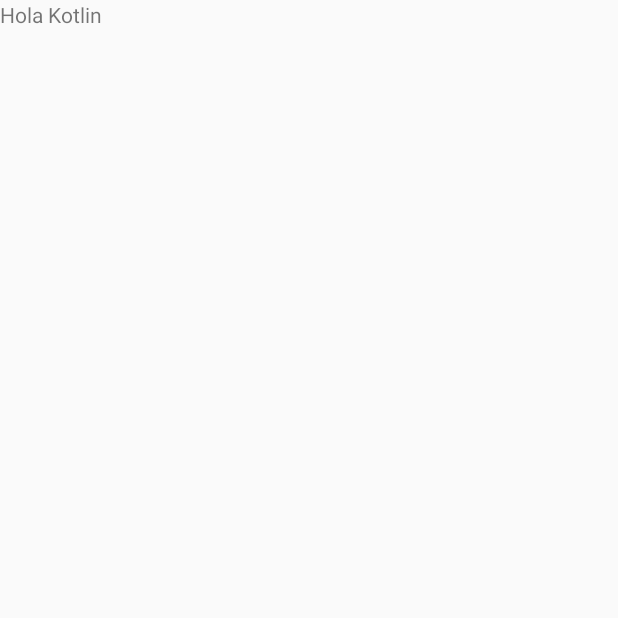
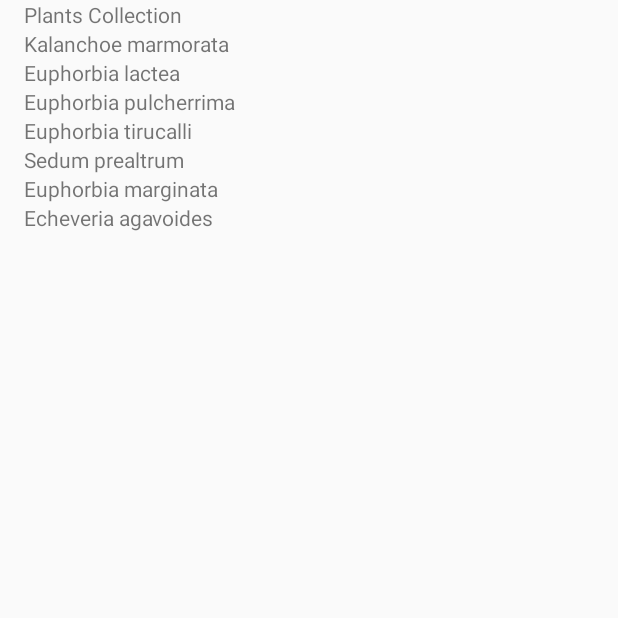
Before and after one commit to BaldoTab/weatherApp, an Android app: the screen it shows after launch (MainActivity), on a phone screen of 412 x 824 dp, the top half of it. Before the commit the part shown is almost empty. Run offline under Robolectric (Android 15) with nearby library versions, the phone set to English and light mode, and no system bars.

Commit message:
Add RecyclerView

```diff
--- /dev/null
+++ b/app/src/main/java/com/baldo/weatherapp/ForecastListAdapter.kt
@@ -0,0 +1,23 @@
+package com.baldo.weatherapp
+
+import android.support.v7.widget.RecyclerView
+import android.view.ViewGroup
+import android.widget.TextView
+
+class ForecastListAdapter(val items: List<String>) :
+        RecyclerView.Adapter<ForecastListAdapter.ViewHolder>() {
+
+    override fun onCreateViewHolder(parent: ViewGroup, viewType: Int): ViewHolder {
+        return ViewHolder(TextView(parent.context))
+    }
+
+    override fun onBindViewHolder(holder: ViewHolder, position: Int) {
+        holder.textView.text = items[position]
+    }
+
+    override fun getItemCount(): Int {
+        return items.size
+    }
+
+    class ViewHolder(val textView: TextView) : RecyclerView.ViewHolder(textView)
+}
--- a/app/src/main/java/com/baldo/weatherapp/MainActivity.kt
+++ b/app/src/main/java/com/baldo/weatherapp/MainActivity.kt
@@ -3,16 +3,32 @@ package com.baldo.weatherapp
 import android.os.Bundle
 import android.support.design.widget.Snackbar
 import android.support.v7.app.AppCompatActivity
+import android.support.v7.widget.LinearLayoutManager
+import android.support.v7.widget.RecyclerView
 
 import kotlinx.android.synthetic.main.activity_main.*
 
 class MainActivity : AppCompatActivity() {
 
+    private val items = listOf(
+        "Kalanchoe marmorata",
+        "Euphorbia lactea",
+        "Euphorbia pulcherrima",
+        "Euphorbia tirucalli",
+        "Sedum prealtrum",
+        "Euphorbia marginata",
+        "Echeveria agavoides"
+    )
+
     override fun onCreate(savedInstanceState: Bundle?) {
         super.onCreate(savedInstanceState)
         setContentView(R.layout.activity_main)
 
-        txtDisplay.text = "Hola Kotlin"
+        txtDisplay.text = "Plants Collection"
+
+        val forecastList = findViewById(R.id.listForecast) as RecyclerView
+        forecastList.layoutManager = LinearLayoutManager(this)
+        forecastList.adapter = ForecastListAdapter(items)
     }
 
 }
--- a/app/src/main/res/layout/activity_main.xml
+++ b/app/src/main/res/layout/activity_main.xml
@@ -1,19 +1,21 @@
 <?xml version="1.0" encoding="utf-8"?>
-<android.support.design.widget.CoordinatorLayout xmlns:android="http://schemas.android.com/apk/res/android"
-    xmlns:app="http://schemas.android.com/apk/res-auto"
+<LinearLayout xmlns:android="http://schemas.android.com/apk/res/android"
     xmlns:tools="http://schemas.android.com/tools"
     android:layout_width="match_parent"
     android:layout_height="match_parent"
+    android:paddingLeft="16dp"
+    android:paddingRight="16dp"
+    android:orientation="vertical"
     tools:context=".MainActivity">
 
     <TextView
         android:id="@+id/txtDisplay"
-        android:layout_width="380dp"
-        android:layout_height="121dp"
-        android:text="Hello World!"
-        app:layout_constraintBottom_toBottomOf="parent"
-        app:layout_constraintLeft_toLeftOf="parent"
-        app:layout_constraintRight_toRightOf="parent"
-        app:layout_constraintTop_toTopOf="parent" />
+        android:layout_width="match_parent"
+        android:layout_height="wrap_content"/>
 
-</android.support.design.widget.CoordinatorLayout>
+    <android.support.v7.widget.RecyclerView
+        android:id="@+id/listForecast"
+        android:layout_width="match_parent"
+        android:layout_height="match_parent"/>
+
+</LinearLayout>
```
